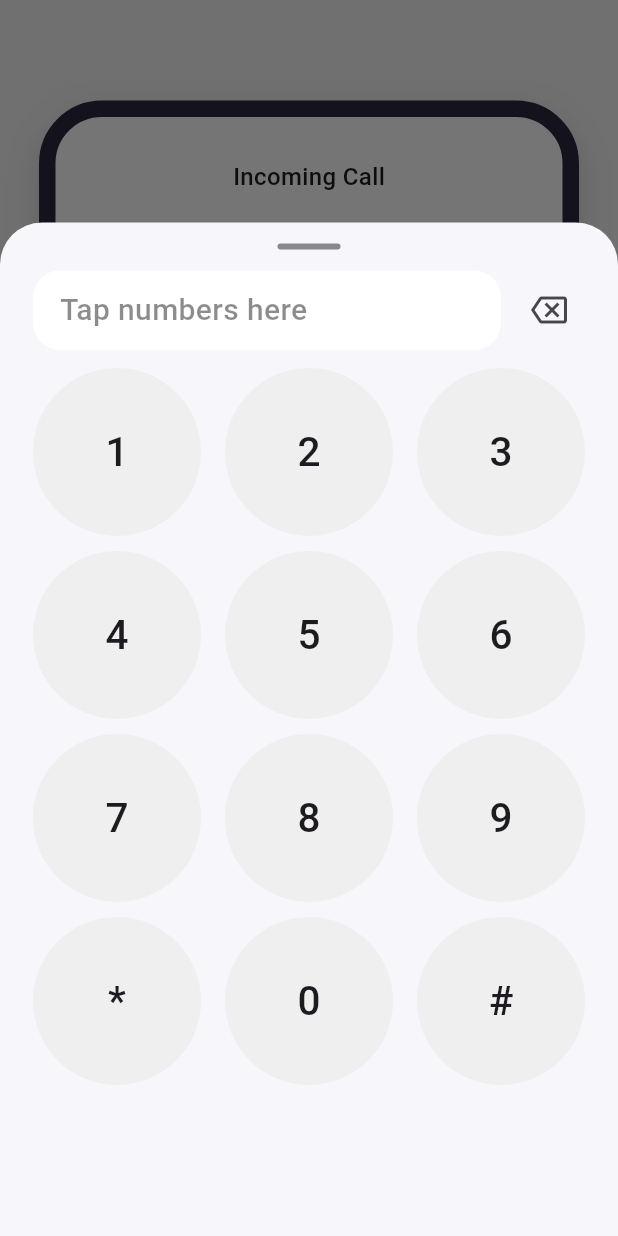
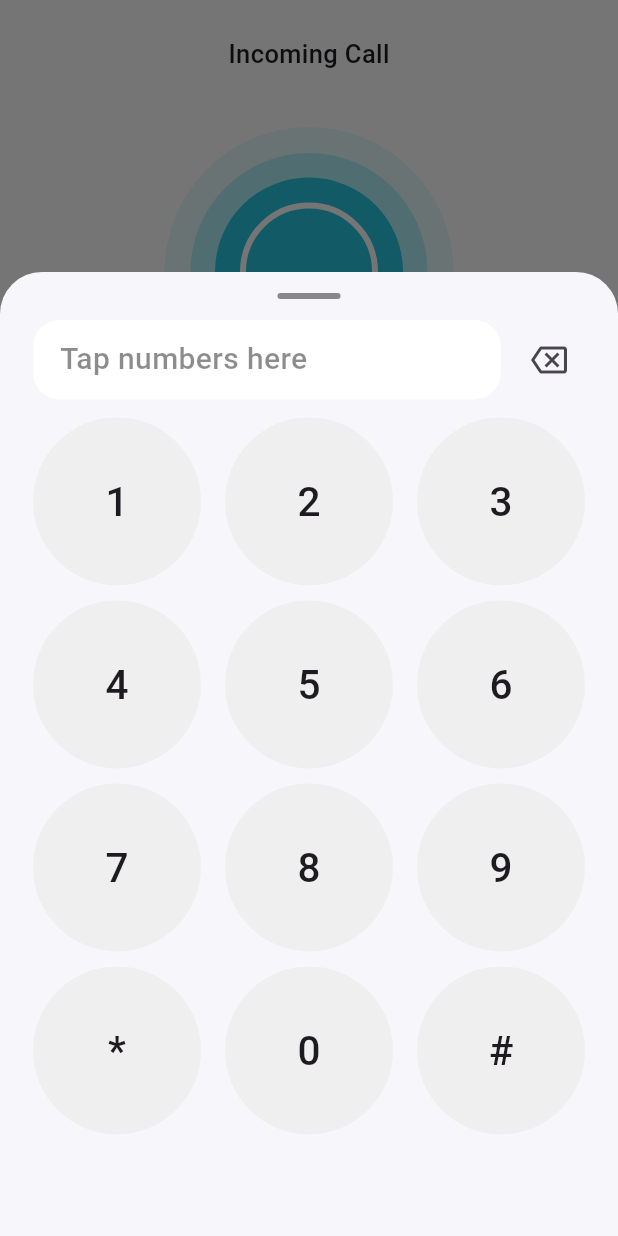
Before and after one commit to Craloloy/Roque-CS-Elective-2, a Flutter app: the screen it shows after launch, after a tap on the "dialpad" icon, on a phone screen of 412 x 824 dp. Run offline on Flutter 3.47's test engine with Material 3 defaults, Android fonts, the phone set to English and light mode, and no system bars; key blocks and very long unbroken strings in the code were emptied for the run.

Commit message:
Remove nested phone frame for real device layout

```diff
--- a/lib/main.dart
+++ b/lib/main.dart
@@ -20,7 +20,7 @@ class CallApp extends StatelessWidget {
       title: 'Niki Call Screen',
       theme: ThemeData(
         useMaterial3: true,
-        scaffoldBackgroundColor: const Color(0xFFF4F4F4),
+        scaffoldBackgroundColor: Colors.white,
       ),
       home: const CallScreen(),
     );
@@ -109,64 +109,54 @@ class _CallScreenState extends State<CallScreen>
     final isEnded = callStatus == CallStatus.ended;
 
     return Scaffold(
+      backgroundColor: Colors.white,
       body: SafeArea(
-        child: Center(
-          child: SingleChildScrollView(
-            padding: const EdgeInsets.symmetric(horizontal: 22, vertical: 18),
-            child: Container(
-              width: 360,
-              constraints: const BoxConstraints(minHeight: 690),
-              padding: const EdgeInsets.fromLTRB(30, 28, 30, 28),
-              decoration: BoxDecoration(
-                color: Colors.white,
-                borderRadius: BorderRadius.circular(42),
-                border: Border.all(
-                  color: const Color(0xFF29283F),
-                  width: 11,
-                ),
-                boxShadow: const [
-                  BoxShadow(
-                    blurRadius: 18,
-                    offset: Offset(0, 8),
-                    color: Color(0x26000000),
-                  ),
-                ],
-              ),
+        child: LayoutBuilder(
+          builder: (context, constraints) {
+            final isShortScreen = constraints.maxHeight < 700;
+            final avatarArea = isShortScreen ? 170.0 : 210.0;
+            final outerRing = isShortScreen ? 160.0 : 190.0;
+            final middleRing = isShortScreen ? 132.0 : 156.0;
+            final innerRing = isShortScreen ? 106.0 : 124.0;
+            final photoSize = isShortScreen ? 78.0 : 92.0;
+
+            return Padding(
+              padding: const EdgeInsets.fromLTRB(28, 24, 28, 22),
               child: Column(
                 children: [
                   Text(
                     _statusText,
                     style: const TextStyle(
-                      fontSize: 16,
+                      fontSize: 17,
                       fontWeight: FontWeight.w500,
                     ),
                   ),
-                  const SizedBox(height: 28),
+                  SizedBox(height: isShortScreen ? 18 : 28),
                   AnimatedBuilder(
                     animation: _pulseController,
                     builder: (context, child) {
                       final pulse = _pulseController.value;
                       return SizedBox(
-                        width: 200,
-                        height: 200,
+                        width: avatarArea,
+                        height: avatarArea,
                         child: Stack(
                           alignment: Alignment.center,
                           children: [
                             _pulseCircle(
-                              188 + (pulse * 8),
+                              outerRing + (pulse * 8),
                               const Color(0x2038D9EA),
                             ),
                             _pulseCircle(
-                              156 + (pulse * 6),
+                              middleRing + (pulse * 6),
                               const Color(0x5035D9EA),
                             ),
                             _pulseCircle(
-                              124 + (pulse * 4),
+                              innerRing + (pulse * 4),
                               const Color(0xFF24C5DE),
                             ),
                             Container(
-                              width: 92,
-                              height: 92,
+                              width: photoSize,
+                              height: photoSize,
                               decoration: BoxDecoration(
                                 shape: BoxShape.circle,
                                 border: Border.all(
@@ -184,11 +174,11 @@ class _CallScreenState extends State<CallScreen>
                       );
                     },
                   ),
-                  const SizedBox(height: 28),
+                  SizedBox(height: isShortScreen ? 18 : 26),
                   const Text(
                     'Niki',
                     style: TextStyle(
-                      fontSize: 22,
+                      fontSize: 24,
                       fontWeight: FontWeight.w700,
                     ),
                   ),
@@ -197,11 +187,11 @@ class _CallScreenState extends State<CallScreen>
                     '+63 976 229 9449',
                     style: TextStyle(fontSize: 18),
                   ),
-                  const SizedBox(height: 44),
+                  const Spacer(),
                   const Divider(color: Color(0xFFE0E0E0)),
-                  const SizedBox(height: 25),
+                  SizedBox(height: isShortScreen ? 16 : 24),
                   Row(
-                    mainAxisAlignment: MainAxisAlignment.spaceBetween,
+                    mainAxisAlignment: MainAxisAlignment.spaceAround,
                     children: [
                       _CallOption(
                         icon: isMuted ? Icons.mic_off_outlined : Icons.mic_none,
@@ -227,21 +217,21 @@ class _CallScreenState extends State<CallScreen>
                       ),
                     ],
                   ),
-                  const SizedBox(height: 35),
+                  SizedBox(height: isShortScreen ? 22 : 34),
                   Row(
-                    mainAxisAlignment: MainAxisAlignment.spaceBetween,
+                    mainAxisAlignment: MainAxisAlignment.spaceAround,
                     children: [
                       IconButton(
                         tooltip: 'Keypad',
                         onPressed: isEnded ? null : _openKeypad,
-                        icon: const Icon(Icons.dialpad, size: 26),
+                        icon: const Icon(Icons.dialpad, size: 30),
                       ),
                       GestureDetector(
                         onTap: _handleMainCallButton,
                         child: AnimatedContainer(
                           duration: const Duration(milliseconds: 250),
-                          width: 70,
-                          height: 70,
+                          width: 74,
+                          height: 74,
                           decoration: BoxDecoration(
                             shape: BoxShape.circle,
                             color: isConnected
@@ -249,7 +239,7 @@ class _CallScreenState extends State<CallScreen>
                                 : const Color(0xFF14C9DF),
                             boxShadow: const [
                               BoxShadow(
-                                blurRadius: 10,
+                                blurRadius: 12,
                                 offset: Offset(0, 5),
                                 color: Color(0x26000000),
                               ),
@@ -257,7 +247,7 @@ class _CallScreenState extends State<CallScreen>
                           ),
                           child: Icon(
                             isConnected ? Icons.call_end : Icons.call,
-                            size: 34,
+                            size: 36,
                             color: Colors.white,
                           ),
                         ),
@@ -273,18 +263,19 @@ class _CallScreenState extends State<CallScreen>
                           isSpeakerOn
                               ? Icons.volume_up
                               : Icons.volume_down_outlined,
-                          size: 28,
+                          size: 30,
                           color: isSpeakerOn
                               ? const Color(0xFF14AFC4)
-                              : Colors.black87,
+                              : null,
                         ),
                       ),
                     ],
                   ),
+                  SizedBox(height: isShortScreen ? 8 : 18),
                 ],
               ),
-            ),
-          ),
+            );
+          },
         ),
       ),
     );
@@ -322,12 +313,12 @@ class _CallOption extends StatelessWidget {
       borderRadius: BorderRadius.circular(16),
       onTap: enabled ? onTap : null,
       child: Padding(
-        padding: const EdgeInsets.symmetric(horizontal: 7, vertical: 8),
+        padding: const EdgeInsets.symmetric(horizontal: 10, vertical: 8),
         child: Column(
           children: [
             Icon(
               icon,
-              size: 27,
+              size: 28,
               color: active ? const Color(0xFF14AFC4) : inactiveColor,
             ),
             const SizedBox(height: 7),
@@ -376,14 +367,13 @@ class _KeypadSheetState extends State<_KeypadSheet> {
     ];
 
     final screenHeight = MediaQuery.sizeOf(context).height;
-    final sheetHeight = (screenHeight * 0.82).clamp(480.0, 680.0);
+    final sheetHeight = (screenHeight * 0.78).clamp(480.0, 680.0);
 
     return Align(
       alignment: Alignment.bottomCenter,
       child: Container(
         height: sheetHeight,
         width: double.infinity,
-        constraints: const BoxConstraints(maxWidth: 640),
         padding: const EdgeInsets.fromLTRB(22, 14, 22, 18),
         decoration: const BoxDecoration(
           color: Color(0xFFF7F6FA),
@@ -438,10 +428,8 @@ class _KeypadSheetState extends State<_KeypadSheet> {
             Expanded(
               child: LayoutBuilder(
                 builder: (context, constraints) {
-                  final availableWidth = constraints.maxWidth;
-                  final availableHeight = constraints.maxHeight;
-                  final keyWidth = (availableWidth - 32) / 3;
-                  final keyHeight = (availableHeight - 30) / 4;
+                  final keyWidth = (constraints.maxWidth - 32) / 3;
+                  final keyHeight = (constraints.maxHeight - 30) / 4;
                   final keySize = keyWidth < keyHeight ? keyWidth : keyHeight;
 
                   return GridView.builder(
```
